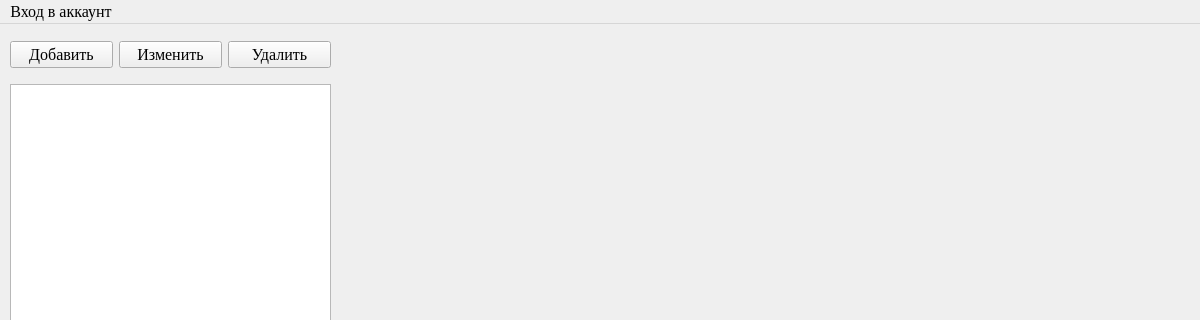
This is ui/main_window.ui in SwiftyKey/CostAccounting as Qt 5 draws it before an edit; both pictures show x 0 to 1200 and y 0 to 320 of the 1200 by 831 pixel window. The edited form follows.
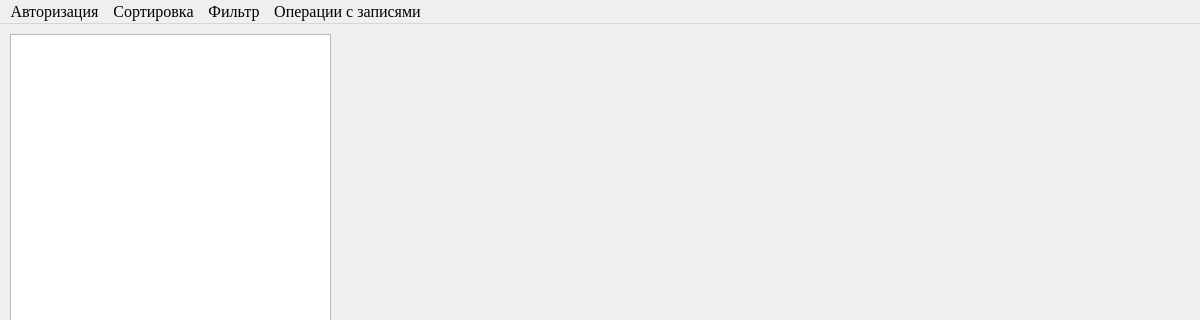
This is the edited form.

Diff of the .ui file:
```diff
--- a/ui/main_window.ui
+++ b/ui/main_window.ui
@@ -20,46 +20,13 @@
    <string>MainWindow</string>
   </property>
   <widget class="QWidget" name="centralwidget">
-   <widget class="QWidget" name="layoutWidget">
-    <property name="geometry">
-     <rect>
-      <x>10</x>
-      <y>10</y>
-      <width>321</width>
-      <height>41</height>
-     </rect>
-    </property>
-    <layout class="QHBoxLayout" name="horizontalLayout">
-     <item>
-      <widget class="QPushButton" name="button_add">
-       <property name="text">
-        <string>Добавить</string>
-       </property>
-      </widget>
-     </item>
-     <item>
-      <widget class="QPushButton" name="button_edit">
-       <property name="text">
-        <string>Изменить</string>
-       </property>
-      </widget>
-     </item>
-     <item>
-      <widget class="QPushButton" name="button_remove">
-       <property name="text">
-        <string>Удалить</string>
-       </property>
-      </widget>
-     </item>
-    </layout>
-   </widget>
    <widget class="QTableWidget" name="tableWidget">
     <property name="geometry">
      <rect>
       <x>10</x>
-      <y>60</y>
+      <y>10</y>
       <width>321</width>
-      <height>681</height>
+      <height>731</height>
      </rect>
     </property>
     <property name="font">
@@ -98,14 +65,41 @@
      <height>21</height>
     </rect>
    </property>
-   <widget class="QMenu" name="menu">
+   <widget class="QMenu" name="authorization">
     <property name="title">
-     <string>Вход в аккаунт</string>
+     <string>Авторизация</string>
     </property>
     <addaction name="sign_in"/>
     <addaction name="sign_up"/>
    </widget>
-   <addaction name="menu"/>
+   <widget class="QMenu" name="sort">
+    <property name="title">
+     <string>Сортировка</string>
+    </property>
+    <addaction name="sorting_by_category"/>
+    <addaction name="sorting_by_date"/>
+    <addaction name="sorting_by_cost"/>
+   </widget>
+   <widget class="QMenu" name="filter">
+    <property name="title">
+     <string>Фильтр</string>
+    </property>
+    <addaction name="filter_by_categories"/>
+    <addaction name="filter_by_dates"/>
+    <addaction name="filter_by_costs"/>
+   </widget>
+   <widget class="QMenu" name="operations">
+    <property name="title">
+     <string>Операции с записями</string>
+    </property>
+    <addaction name="operation_add"/>
+    <addaction name="operation_edit"/>
+    <addaction name="operation_remove"/>
+   </widget>
+   <addaction name="authorization"/>
+   <addaction name="sort"/>
+   <addaction name="filter"/>
+   <addaction name="operations"/>
   </widget>
   <action name="sort_by_category">
    <property name="text">
```
Left out of the diff: 47 changed lines with no effect on the pictures.
